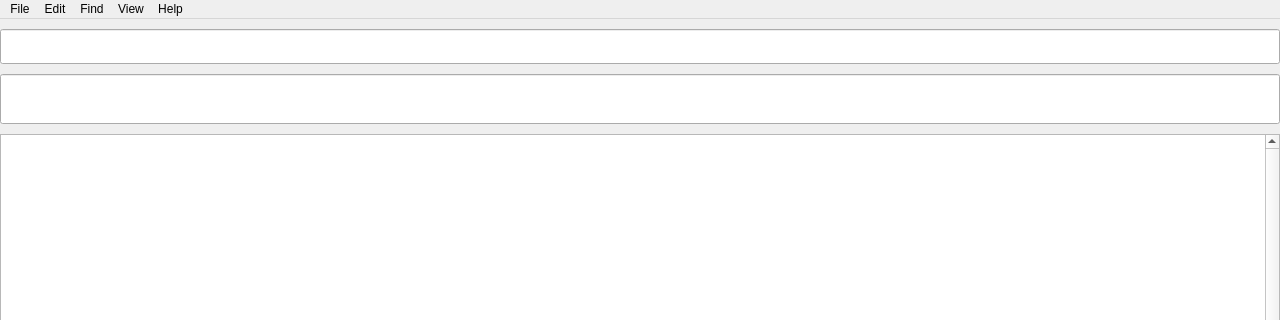
Qt form src/chinesetexteditor.ui (schdesign/chinese-text-editor) before a commit; both pictures show x 0 to 1280 and y 0 to 320 of the 1280 by 900 pixel window.
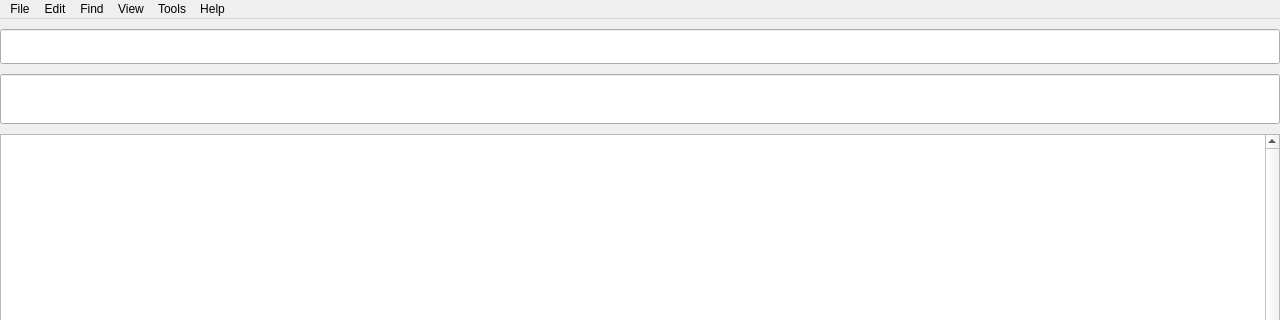
The same form after that commit.

What changed in the file:
```diff
--- a/src/chinesetexteditor.ui
+++ b/src/chinesetexteditor.ui
@@ -78,7 +78,7 @@
      <x>0</x>
      <y>0</y>
      <width>1280</width>
-     <height>22</height>
+     <height>23</height>
     </rect>
    </property>
    <widget class="QMenu" name="menuFile">
@@ -115,6 +115,13 @@
     </property>
     <addaction name="actionFont"/>
    </widget>
+   <widget class="QMenu" name="menuTools">
+    <property name="title">
+     <string>Tools</string>
+    </property>
+    <addaction name="actionHanziEvaluator"/>
+    <addaction name="actionLearnHanziEvaluator"/>
+   </widget>
    <widget class="QMenu" name="menuHelp">
     <property name="title">
      <string>Help</string>
@@ -125,6 +132,7 @@
    <addaction name="menuEdit"/>
    <addaction name="menuFind"/>
    <addaction name="menuView"/>
+   <addaction name="menuTools"/>
    <addaction name="menuHelp"/>
   </widget>
   <widget class="QStatusBar" name="statusBar"/>
```
Left out of the diff: 23 changed lines with no effect on the pictures.
